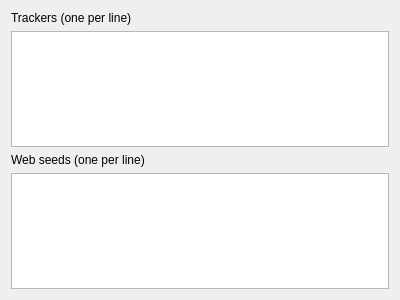
Old version of the form trackerspage.ui in the repository kz26/qMakeTorrent.
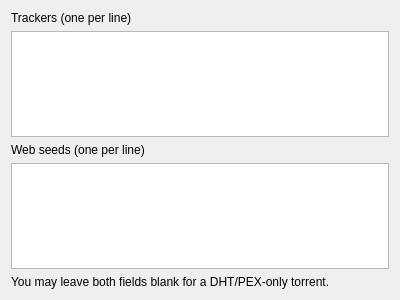
New version of the form.

```diff
--- a/trackerspage.ui
+++ b/trackerspage.ui
@@ -34,6 +34,13 @@
    <item>
     <widget class="QPlainTextEdit" name="webSeeds"/>
    </item>
+   <item>
+    <widget class="QLabel" name="dhtOnlyLabel">
+     <property name="text">
+      <string>You may leave both fields blank for a DHT/PEX-only torrent.</string>
+     </property>
+    </widget>
+   </item>
   </layout>
  </widget>
  <resources/>
```
